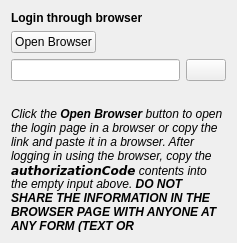
This is rare/ui/components/dialogs/login/browser_login.ui in RareDevs/Rare as Qt 5 draws it before an edit. The edited form follows.
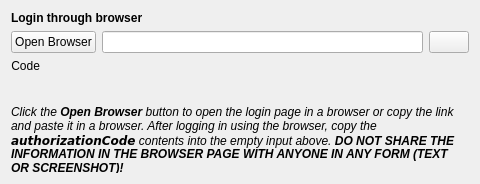
This is the edited form.

Commit message:
LoginDialog: Set minimum size in a way that avoids resizing on changing widgets
The forms were updated to be more informative and easier to read.

NOTE: The reason the form is bigger than the contents is because the
QLabels have word-wrapping enabled and as such they substitute width
for height (`hasHeightforWidth`)

```diff
--- a/rare/ui/components/dialogs/login/browser_login.ui
+++ b/rare/ui/components/dialogs/login/browser_login.ui
@@ -6,27 +6,72 @@
    <rect>
     <x>0</x>
     <y>0</y>
-    <width>237</width>
-    <height>243</height>
+    <width>480</width>
+    <height>184</height>
    </rect>
   </property>
+  <property name="minimumSize">
+   <size>
+    <width>480</width>
+    <height>180</height>
+   </size>
+  </property>
   <property name="windowTitle">
    <string notr="true">BrowserLogin</string>
   </property>
-  <layout class="QGridLayout" name="browser_layout">
-   <property name="sizeConstraint">
-    <enum>QLayout::SetDefaultConstraint</enum>
+  <layout class="QFormLayout" name="browser_layout">
+   <property name="fieldGrowthPolicy">
+    <enum>QFormLayout::AllNonFixedFieldsGrow</enum>
    </property>
-   <item row="2" column="0" colspan="2">
+   <property name="labelAlignment">
+    <set>Qt::AlignRight|Qt::AlignTrailing|Qt::AlignVCenter</set>
+   </property>
+   <property name="formAlignment">
+    <set>Qt::AlignLeading|Qt::AlignLeft|Qt::AlignVCenter</set>
+   </property>
+   <item row="0" column="0" colspan="2">
+    <widget class="QLabel" name="title_label">
+     <property name="sizePolicy">
+      <sizepolicy hsizetype="Preferred" vsizetype="Fixed">
+       <horstretch>0</horstretch>
+       <verstretch>0</verstretch>
+      </sizepolicy>
+     </property>
+     <property name="font">
+      <font>
+       <weight>75</weight>
+       <bold>true</bold>
+      </font>
+     </property>
+     <property name="text">
+      <string>Login through browser</string>
+     </property>
+    </widget>
+   </item>
+   <item row="1" column="0">
+    <widget class="QPushButton" name="open_button">
+     <property name="text">
+      <string>Open Browser</string>
+     </property>
+    </widget>
+   </item>
+   <item row="2" column="0">
+    <widget class="QLabel" name="sid_label">
+     <property name="text">
+      <string>Code</string>
+     </property>
+     <property name="alignment">
+      <set>Qt::AlignRight|Qt::AlignTrailing|Qt::AlignVCenter</set>
+     </property>
+    </widget>
+   </item>
+   <item row="1" column="1">
     <layout class="QHBoxLayout" name="link_layout">
      <item>
       <widget class="QLineEdit" name="link_text">
        <property name="text">
         <string notr="true"/>
        </property>
-       <property name="alignment">
-        <set>Qt::AlignLeading|Qt::AlignLeft|Qt::AlignTop</set>
-       </property>
        <property name="readOnly">
         <bool>true</bool>
        </property>
@@ -44,6 +89,46 @@
      </item>
     </layout>
    </item>
+   <item row="3" column="1">
+    <widget class="QLabel" name="status_label">
+     <property name="sizePolicy">
+      <sizepolicy hsizetype="Preferred" vsizetype="Fixed">
+       <horstretch>0</horstretch>
+       <verstretch>0</verstretch>
+      </sizepolicy>
+     </property>
+     <property name="font">
+      <font/>
+     </property>
+     <property name="text">
+      <string notr="true"/>
+     </property>
+     <property name="wordWrap">
+      <bool>true</bool>
+     </property>
+    </widget>
+   </item>
+   <item row="5" column="0" colspan="2">
+    <widget class="QLabel" name="info_label">
+     <property name="sizePolicy">
+      <sizepolicy hsizetype="Expanding" vsizetype="Preferred">
+       <horstretch>0</horstretch>
+       <verstretch>0</verstretch>
+      </sizepolicy>
+     </property>
+     <property name="font">
+      <font>
+       <italic>true</italic>
+      </font>
+     </property>
+     <property name="text">
+      <string>Click the &lt;b&gt;Open Browser&lt;/b&gt; button to open the login page in a browser or copy the link and paste it in a browser. After logging in using the browser, copy the &lt;b&gt;&lt;code&gt;authorizationCode&lt;/code&gt;&lt;/b&gt; contents into the empty input above. &lt;b&gt;DO NOT SHARE THE INFORMATION IN THE BROWSER PAGE WITH ANYONE IN ANY FORM (TEXT OR SCREENSHOT)!&lt;/b&gt;</string>
+     </property>
+     <property name="wordWrap">
+      <bool>true</bool>
+     </property>
+    </widget>
+   </item>
    <item row="4" column="0" colspan="2">
     <spacer name="vspacer">
      <property name="orientation">
@@ -57,60 +142,6 @@
      </property>
     </spacer>
    </item>
-   <item row="1" column="0">
-    <widget class="QPushButton" name="open_button">
-     <property name="sizePolicy">
-      <sizepolicy hsizetype="Maximum" vsizetype="Maximum">
-       <horstretch>0</horstretch>
-       <verstretch>0</verstretch>
-      </sizepolicy>
-     </property>
-     <property name="text">
-      <string>Open Browser</string>
-     </property>
-    </widget>
-   </item>
-   <item row="1" column="1">
-    <layout class="QHBoxLayout" name="sid_layout"/>
-   </item>
-   <item row="0" column="0" colspan="2">
-    <widget class="QLabel" name="title_label">
-     <property name="font">
-      <font>
-       <weight>75</weight>
-       <bold>true</bold>
-      </font>
-     </property>
-     <property name="text">
-      <string>Login through browser</string>
-     </property>
-    </widget>
-   </item>
-   <item row="5" column="0" colspan="2">
-    <widget class="QLabel" name="info_label">
-     <property name="font">
-      <font>
-       <italic>true</italic>
-      </font>
-     </property>
-     <property name="text">
-      <string>Click the &lt;b&gt;Open Browser&lt;/b&gt; button to open the login page in a browser or copy the link and paste it in a browser. After logging in using the browser, copy the &lt;b&gt;&lt;code&gt;authorizationCode&lt;/code&gt;&lt;/b&gt; contents into the empty input above. &lt;b&gt;DO NOT SHARE THE INFORMATION IN THE BROWSER PAGE WITH ANYONE AT ANY FORM (TEXT OR SCREENSHOT)!&lt;/b&gt;</string>
-     </property>
-     <property name="wordWrap">
-      <bool>true</bool>
-     </property>
-    </widget>
-   </item>
-   <item row="3" column="0" colspan="2">
-    <widget class="QLabel" name="status_label">
-     <property name="text">
-      <string notr="true"/>
-     </property>
-     <property name="alignment">
-      <set>Qt::AlignBottom|Qt::AlignLeading|Qt::AlignLeft</set>
-     </property>
-    </widget>
-   </item>
   </layout>
  </widget>
  <resources/>
```
Left out of the diff: 2 changed lines with no effect on the pictures. The commit also changes 10 other files.
